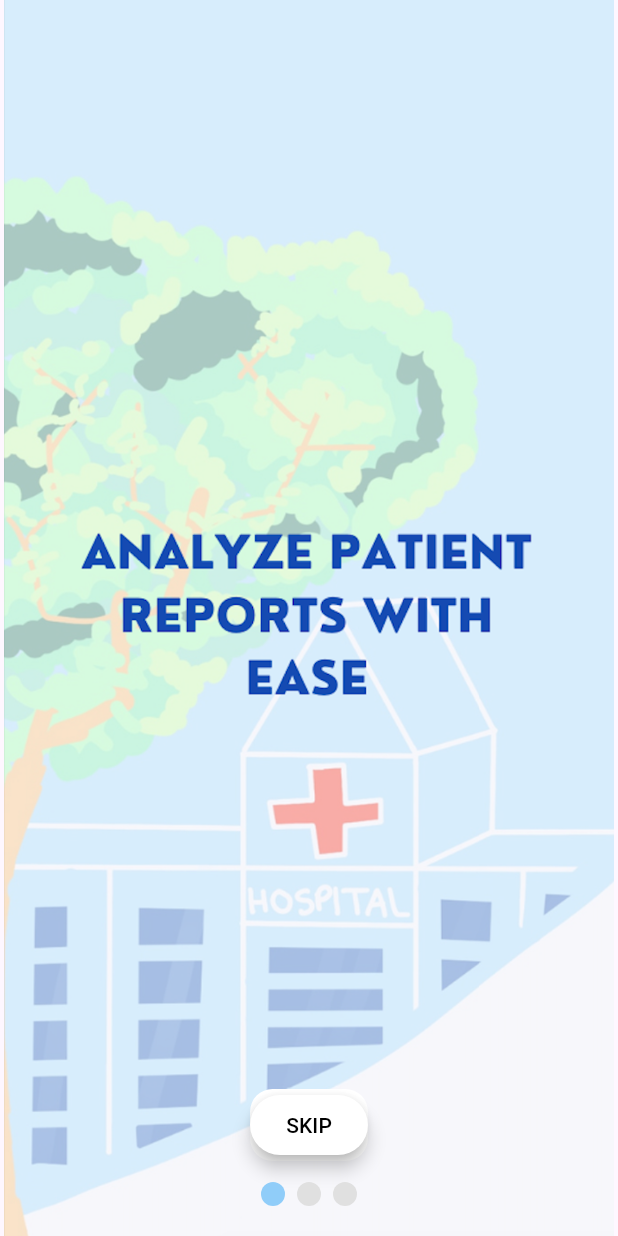
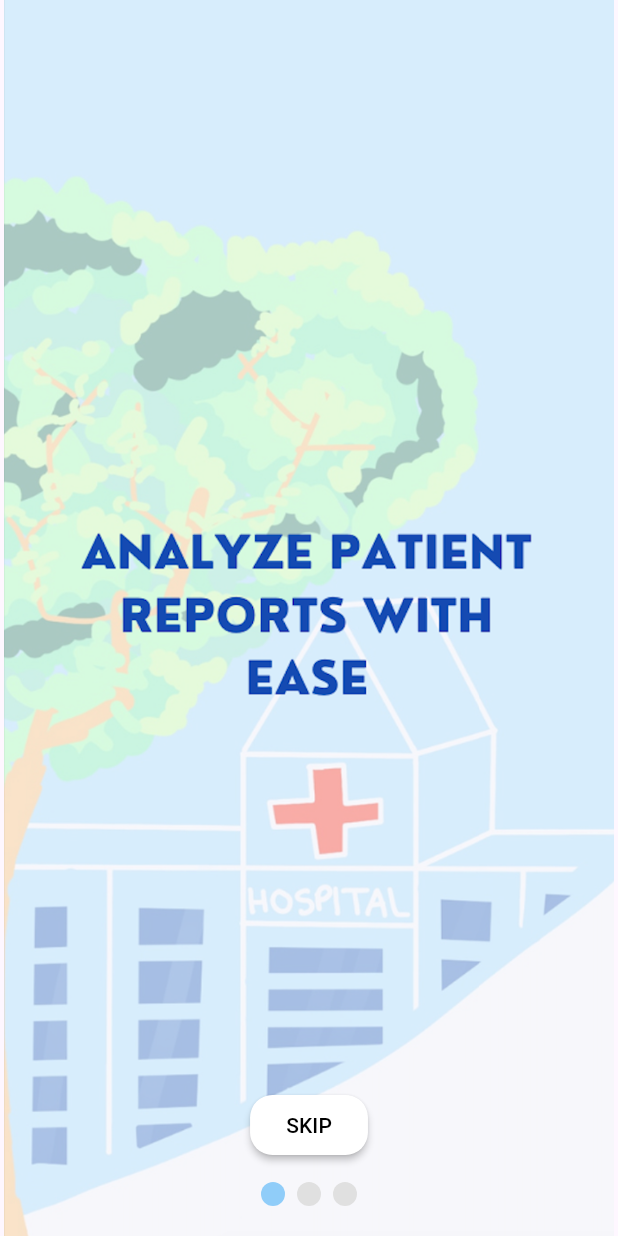
Before and after one commit to kanhav7/Medical-CheXpert, a Flutter app: the screen it shows after launch, on a phone screen of 412 x 824 dp. Run offline on Flutter 3.47's test engine with Material 3 defaults, Android fonts, the light colour scheme and no system bars; drawn by our look-alikes of carousel_slider, smooth_page_indicator; our stand-ins replace font_awesome_flutter; missing offline and left inert: dart:ffi, dob_input_field.

```diff
--- a/lib/welcome_page.dart
+++ b/lib/welcome_page.dart
@@ -62,13 +62,13 @@ class _MyAppState extends State<WelcomePage> {
             heightFactor: 50,
             child: Container(
               decoration: BoxDecoration(
-                color: Colors.white,
-                borderRadius: BorderRadius.circular(15),
 
               ),
               margin: EdgeInsets.only(bottom: 50),
               child: ElevatedButton(
-                  onPressed: () {},
+                  onPressed: () {
+                    Navigator.push(context, MaterialPageRoute(builder: (context) => TempNavigate()));
+                  },
                   child: Text(
                       'SKIP',
                     style: TextStyle(
@@ -76,8 +76,15 @@ class _MyAppState extends State<WelcomePage> {
                     ),
                   ),
                 style: ButtonStyle(
-                  elevation: MaterialStatePropertyAll(5),
+                  elevation: MaterialStatePropertyAll(2),
                   backgroundColor: MaterialStatePropertyAll(Colors.white),
+                  shape: MaterialStatePropertyAll(
+                    RoundedRectangleBorder(
+                      borderRadius: BorderRadius.all(
+                        Radius.circular(15)
+                      )
+                    )
+                  )
 
                 ),
               ),
@@ -90,7 +97,7 @@ class _MyAppState extends State<WelcomePage> {
               child: AnimatedSmoothIndicator(
                 activeIndex: activeIndex,
                 count: _imagePaths.length,
-                effect: JumpingDotEffect(
+                effect: WormEffect(
                   activeDotColor: Color(0xFF90CDF9),
                   dotColor: Colors.grey.shade300
                 ),
```
Also changed, not shown: lib/temp_navigate.dart (+10 -1 lines), images/background.png (added).
